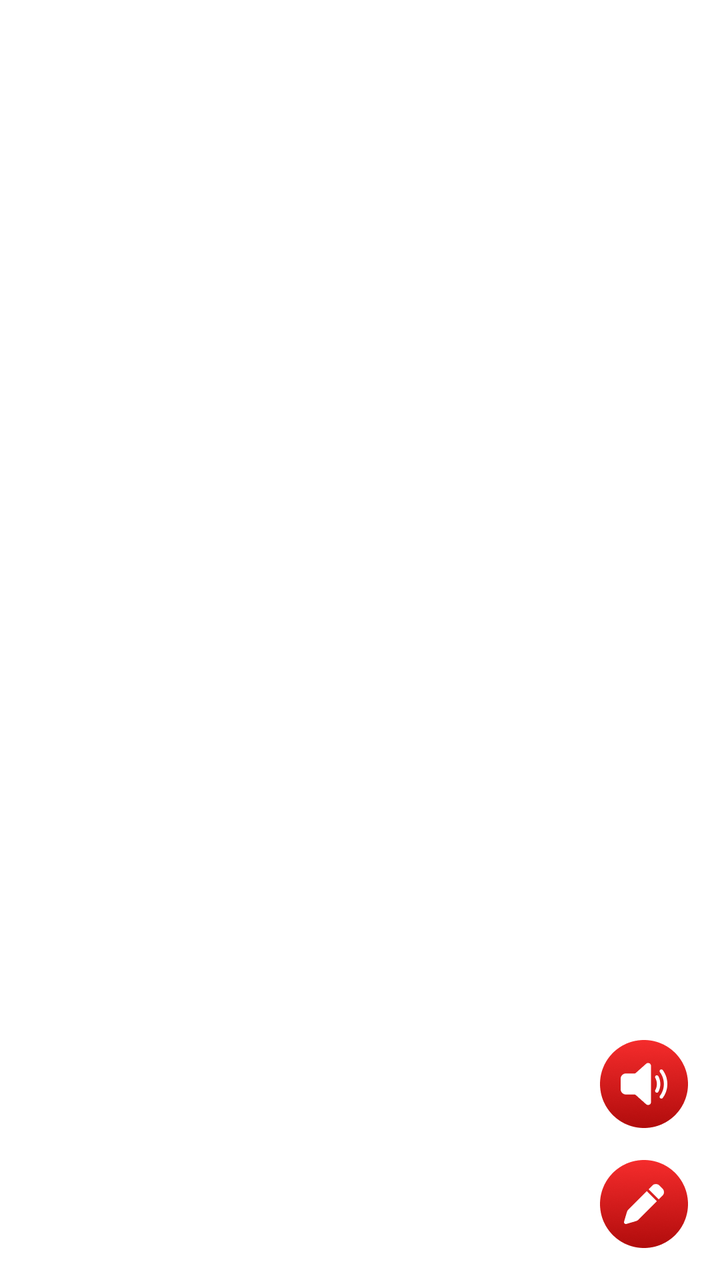
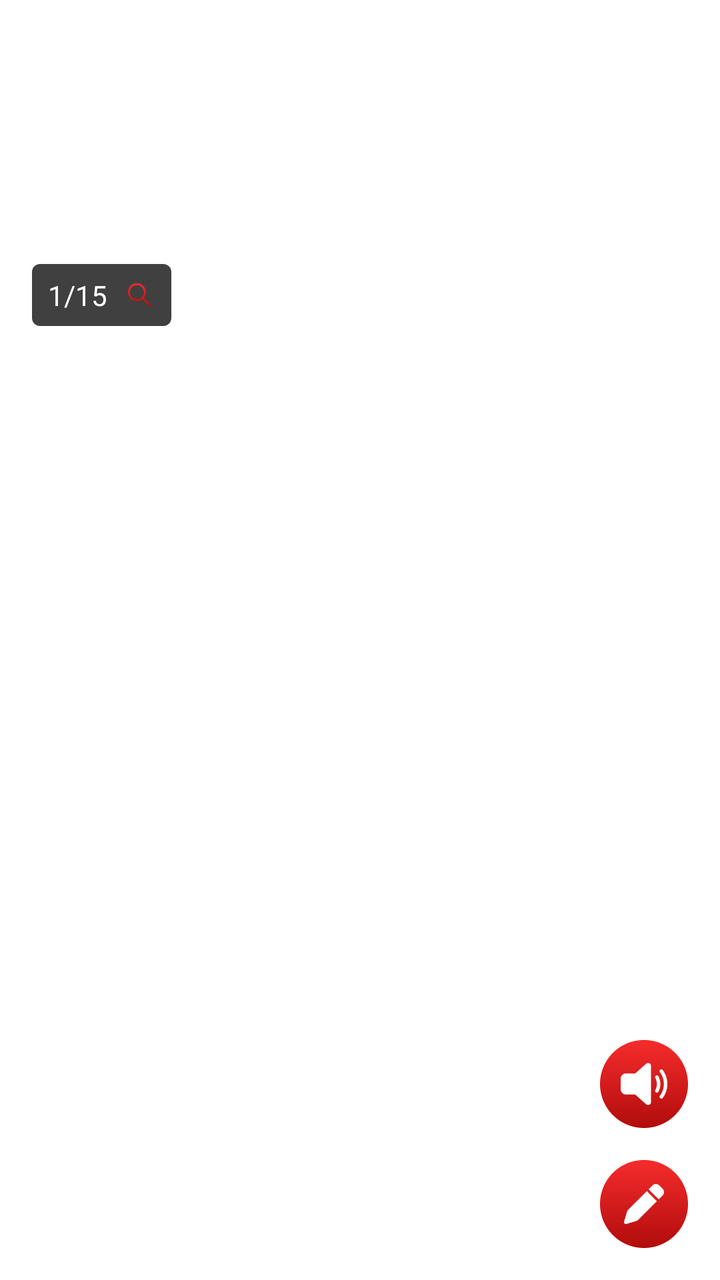

The first picture is an Android layout as it rendered before a commit; the second is the same layout after the commit. The layout source and the unified diff follow.
<!-- AndroidManifest.xml: application theme Theme.ST109_PDF_Reader -->
<!-- res/layout/activity_pdf.xml -->
<?xml version="1.0" encoding="utf-8"?>
<androidx.constraintlayout.widget.ConstraintLayout xmlns:android="http://schemas.android.com/apk/res/android"
    xmlns:app="http://schemas.android.com/apk/res-auto"
    xmlns:tools="http://schemas.android.com/tools"
    android:id="@+id/main"
    android:layout_width="match_parent"
    android:layout_height="match_parent"
    android:background="@color/white"
    tools:context=".ui.pdf.PdfActivity">

    
    <FrameLayout
        android:id="@+id/layoutActionBar"
        android:layout_width="match_parent"
        android:layout_height="wrap_content"
        app:layout_constraintTop_toTopOf="parent">

        <include
            android:id="@+id/actionBar"
            layout="@layout/layout_actionbar" />
    </FrameLayout>

    <androidx.constraintlayout.widget.ConstraintLayout
        android:id="@+id/layoutContent"
        android:layout_width="match_parent"
        android:layout_height="0dp"
        app:layout_constraintBottom_toBottomOf="parent"
        app:layout_constraintTop_toBottomOf="@id/layoutActionBar">

        
        <RelativeLayout
            android:id="@+id/rl_view_pdf"
            android:layout_width="match_parent"
            android:layout_height="match_parent"
            tools:layout_editor_absoluteX="0dp"
            tools:layout_editor_absoluteY="0dp">

        </RelativeLayout>

        <androidx.cardview.widget.CardView
            android:layout_width="wrap_content"
            android:layout_height="38dp"
            android:layout_marginBottom="24dp"
            app:cardBackgroundColor="#80000000"
            app:cardCornerRadius="12dp"
            app:cardElevation="0dp"
            app:layout_constraintBottom_toBottomOf="parent"
            app:layout_constraintEnd_toEndOf="parent"
            app:layout_constraintStart_toStartOf="parent">

            
            
            
            
            
            

            
            
            
            
            
            

            
            
            
            
            
            
            
            
            
            
            

        </androidx.cardview.widget.CardView>
    </androidx.constraintlayout.widget.ConstraintLayout>

    <TextView
        android:id="@+id/tvHelpHighlight"
        style="@style/single_marquee"
        android:layout_width="match_parent"
        android:layout_height="wrap_content"
        android:background="#9E9E9E"
        android:fontFamily="@font/roboto_italic"
        android:gravity="center"
        android:paddingVertical="4dp"
        android:text="@string/please_select_the_text_then_press_the_button_to_highlight"
        android:textColor="@color/white"
        android:textSize="12sp"
        android:visibility="gone"
        app:layout_constraintTop_toTopOf="@+id/layoutContent" />

    <ImageView
        android:id="@+id/btnSpeech"
        android:layout_width="44dp"
        android:layout_height="44dp"
        android:layout_marginEnd="16dp"
        android:layout_marginBottom="16dp"
        android:src="@drawable/ic_speech_on"
        app:layout_constraintBottom_toTopOf="@+id/btnEdit"
        app:layout_constraintEnd_toEndOf="parent" />

    <ImageView
        android:id="@+id/btnEdit"
        android:layout_width="44dp"
        android:layout_height="44dp"
        android:layout_marginEnd="16dp"
        android:layout_marginBottom="16dp"
        android:src="@drawable/ic_edit"
        app:layout_constraintBottom_toTopOf="@+id/btnHighlight"
        app:layout_constraintEnd_toEndOf="parent" />

    <ImageView
        android:id="@+id/btnHighlight"
        android:layout_width="44dp"
        android:layout_height="44dp"
        android:layout_marginEnd="16dp"
        android:layout_marginBottom="16dp"
        android:src="@drawable/ic_highlighting"
        android:visibility="gone"
        app:layout_constraintBottom_toBottomOf="parent"
        app:layout_constraintEnd_toEndOf="parent" />
</androidx.constraintlayout.widget.ConstraintLayout>
<!-- res/layout/layout_actionbar.xml (included above) -->
<?xml version="1.0" encoding="utf-8"?>
<androidx.constraintlayout.widget.ConstraintLayout xmlns:android="http://schemas.android.com/apk/res/android"
    xmlns:app="http://schemas.android.com/apk/res-auto"
    android:layout_width="match_parent"
    android:layout_height="match_parent">
    
    <FrameLayout
        android:id="@+id/layoutHeader"
        android:layout_width="match_parent"
        android:layout_height="100dp"
        android:background="@color/transparent"
        app:layout_constraintEnd_toEndOf="parent"
        app:layout_constraintStart_toStartOf="parent"
        app:layout_constraintTop_toTopOf="parent">

        <androidx.constraintlayout.widget.ConstraintLayout
            android:layout_width="match_parent"
            android:layout_height="wrap_content"
            android:layout_gravity="bottom"
            android:layout_marginBottom="10dp">

            <ImageView
                android:id="@+id/btnActionBarLeft"
                android:layout_width="24dp"
                android:layout_height="24dp"
                android:layout_marginStart="16dp"
                android:visibility="invisible"
                app:layout_constraintBottom_toBottomOf="parent"
                app:layout_constraintStart_toStartOf="parent"
                app:layout_constraintTop_toTopOf="parent" />

            <TextView
                android:id="@+id/tvStart"
                style="@style/single_marquee"
                android:layout_width="0dp"
                android:layout_height="wrap_content"
                android:layout_marginHorizontal="16dp"
                android:fontFamily="@font/roboto_medium"
                android:gravity="start"
                android:text="@string/language"
                android:textColor="@color/black"
                android:textSize="24sp"
                android:visibility="gone"
                app:layout_constraintBottom_toBottomOf="parent"
                app:layout_constraintEnd_toStartOf="@+id/btnActionBarRight"
                app:layout_constraintStart_toStartOf="parent"
                app:layout_constraintTop_toTopOf="parent" />

            <TextView
                android:id="@+id/tvCenter"
                style="@style/single_marquee"
                android:layout_width="0dp"
                android:layout_height="wrap_content"
                android:layout_marginHorizontal="16dp"
                android:fontFamily="@font/roboto_medium"
                android:gravity="center"
                android:textColor="@color/black"
                android:textSize="20sp"
                android:visibility="gone"
                app:layout_constraintBottom_toBottomOf="parent"
                app:layout_constraintEnd_toStartOf="@+id/btnActionBarRight"
                app:layout_constraintStart_toEndOf="@+id/btnActionBarLeft"
                app:layout_constraintTop_toTopOf="parent" />

            <ImageView
                android:id="@+id/btnActionBarCenter"
                android:layout_width="24dp"
                android:layout_height="24dp"
                android:layout_marginEnd="16dp"
                android:visibility="gone"
                app:layout_constraintBottom_toBottomOf="parent"
                app:layout_constraintEnd_toEndOf="parent"
                app:layout_constraintStart_toStartOf="parent"
                app:layout_constraintTop_toTopOf="parent" />

            <ImageView
                android:id="@+id/btnActionBarRight"
                android:layout_width="24dp"
                android:layout_height="24dp"
                android:layout_marginEnd="16dp"
                android:visibility="invisible"
                app:layout_constraintBottom_toBottomOf="parent"
                app:layout_constraintEnd_toEndOf="parent"
                app:layout_constraintTop_toTopOf="parent" />

            <TextView
                android:id="@+id/btnActionBarTextRight"
                android:layout_width="wrap_content"
                android:layout_height="wrap_content"
                android:layout_marginEnd="16dp"
                android:fontFamily="@font/roboto_medium"
                android:text="@string/done"
                android:visibility="gone"
                app:layout_constraintBottom_toBottomOf="parent"
                app:layout_constraintEnd_toEndOf="parent"
                app:layout_constraintTop_toTopOf="parent" />
        </androidx.constraintlayout.widget.ConstraintLayout>
    </FrameLayout>
</androidx.constraintlayout.widget.ConstraintLayout>
<!-- resources referenced by this layout -->
<resources>
  <color name="black">#FF000000</color>
  <color name="transparent">#00868686</color>
  <color name="white">#FFFFFFFF</color>
  <!-- drawable ic_edit: png bitmap (drawable, 13151 bytes) -->
  <!-- drawable ic_highlighting: png bitmap (drawable, 13373 bytes) -->
  <!-- drawable ic_speech_on: png bitmap (drawable, 12865 bytes) -->
  <string name="done">Done</string>
  <string name="language">Language</string>
  <string name="please_select_the_text_then_press_the_button_to_highlight">Please select the text then press the button to highlight</string>
  <style name="single_marquee">
          <item name="android:singleLine">true</item>
          <item name="android:ellipsize">marquee</item>
          <item name="android:marqueeRepeatLimit">marquee_forever</item>
      </style>
  <style name="Theme.ST109_PDF_Reader" parent="Base.Theme.ST109_PDF_Reader" />
  <style name="Base.Theme.ST109_PDF_Reader" parent="Theme.Material3.DayNight.NoActionBar">
          <item name="android:windowTranslucentStatus">false</item>
          <item name="android:statusBarColor">@android:color/transparent</item>
          <item name="android:windowTranslucentNavigation">false</item>
          <item name="android:fitsSystemWindows">false</item>
      </style>
</resources>

<!-- the commit's change to res/layout/activity_pdf.xml (unified diff, before → after) -->
@@ -91,6 +91,39 @@
         android:textSize="12sp"
         android:visibility="gone"
         app:layout_constraintTop_toTopOf="@+id/layoutContent" />
+
+    
+    <LinearLayout
+        android:id="@+id/layoutPageSelected"
+        android:layout_width="wrap_content"
+        android:layout_height="wrap_content"
+        android:layout_marginStart="16dp"
+        android:layout_marginTop="32dp"
+        android:background="@drawable/bg_4_solid_black_opacity"
+        android:gravity="center"
+        android:orientation="horizontal"
+        app:layout_constraintStart_toStartOf="parent"
+        app:layout_constraintTop_toBottomOf="@id/tvHelpHighlight">
+
+        <TextView
+            android:id="@+id/tvPageSelected"
+            android:layout_width="wrap_content"
+            android:layout_height="wrap_content"
+            android:layout_marginVertical="6dp"
+            android:layout_marginStart="8dp"
+            android:fontFamily="@font/roboto_medium"
+            android:text="1/15"
+            android:textColor="@color/white"
+            android:textSize="14sp" />
+
+        <ImageView
+            android:id="@+id/btnSearch"
+            android:layout_width="16dp"
+            android:layout_height="16dp"
+            android:layout_marginHorizontal="8dp"
+            android:layout_marginVertical="6dp"
+            android:src="@drawable/ic_search_gradient" />
+    </LinearLayout>
 
     <ImageView
         android:id="@+id/btnSpeech"
<!-- resource entries referenced after the edit -->
@@ -3,8 +3,41 @@
   <color name="black">#FF000000</color>
   <color name="transparent">#00868686</color>
   <color name="white">#FFFFFFFF</color>
+  <!-- drawable bg_4_solid_black_opacity (drawable) -->
+  <?xml version="1.0" encoding="utf-8"?>
+  <shape xmlns:android="http://schemas.android.com/apk/res/android">
+      <corners android:radius="4dp"/>
+      <solid android:color="#BF000000"/>
+  </shape>
   <!-- drawable ic_edit: png bitmap (drawable, 13151 bytes) -->
   <!-- drawable ic_highlighting: png bitmap (drawable, 13373 bytes) -->
+  <!-- drawable ic_search_gradient (drawable) -->
+  <vector xmlns:android="http://schemas.android.com/apk/res/android"
+      xmlns:aapt="http://schemas.android.com/aapt"
+      android:width="24dp"
+      android:height="24dp"
+      android:viewportWidth="24"
+      android:viewportHeight="24">
+      <path
+          android:fillType="evenOdd"
+          android:pathData="M14.39 15.45c-1.35 1.07-3.06 1.6-4.78 1.45-1.72-0.14-3.32-0.94-4.47-2.23-1.15-1.28-1.77-2.96-1.72-4.69C3.47 8.26 4.18 6.62 5.4 5.4c1.22-1.22 2.86-1.93 4.58-1.98 1.73-0.04 3.4 0.57 4.7 1.72 1.28 1.15 2.07 2.75 2.22 4.47 0.14 1.72-0.38 3.43-1.45 4.78l5.15 5.15c0.07 0.07 0.13 0.15 0.17 0.24 0.05 0.1 0.07 0.2 0.07 0.3 0 0.1-0.02 0.2-0.05 0.3-0.04 0.08-0.1 0.17-0.17 0.24-0.07 0.07-0.16 0.13-0.25 0.17-0.1 0.03-0.2 0.05-0.3 0.05-0.1 0-0.2-0.02-0.29-0.07-0.09-0.04-0.17-0.1-0.24-0.17l-5.15-5.15Zm-7.93-1.57c-0.73-0.73-1.23-1.67-1.44-2.68-0.2-1.02-0.1-2.08 0.3-3.04 0.4-0.95 1.07-1.77 1.93-2.35 0.87-0.58 1.88-0.89 2.92-0.89s2.05 0.3 2.92 0.88c0.86 0.58 1.53 1.4 1.93 2.36 0.4 0.96 0.5 2.01 0.3 3.03s-0.7 1.95-1.43 2.69h-0.01c-0.98 1-2.32 1.54-3.71 1.54-1.4 0-2.73-0.55-3.71-1.54Z">
+          <aapt:attr name="android:fillColor">
+              <gradient
+                  android:type="linear"
+                  android:startX="12.13"
+                  android:startY="3.42"
+                  android:endX="12.13"
+                  android:endY="20.84">
+                  <item
+                      android:color="#FFF52C2C"
+                      android:offset="0"/>
+                  <item
+                      android:color="#FFB10C0C"
+                      android:offset="1"/>
+              </gradient>
+          </aapt:attr>
+      </path>
+  </vector>
   <!-- drawable ic_speech_on: png bitmap (drawable, 12865 bytes) -->
   <string name="done">Done</string>
   <string name="language">Language</string>
